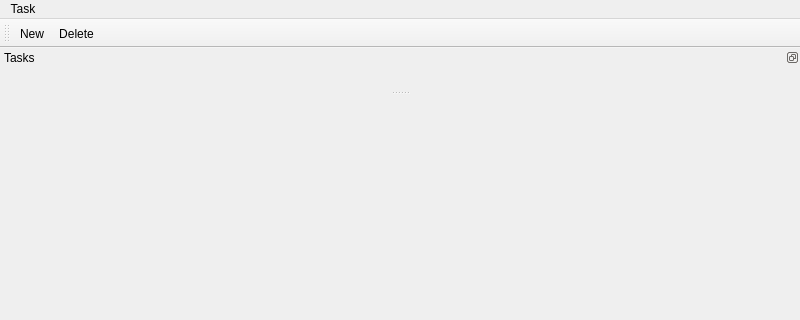
The window that qtMushi/qtMushi/taskmanagerwindow.ui (JWambaugh/mushi) describes before a commit, drawn with Qt 5; both pictures show x 0 to 800 and y 0 to 320 of the 800 by 600 pixel window.
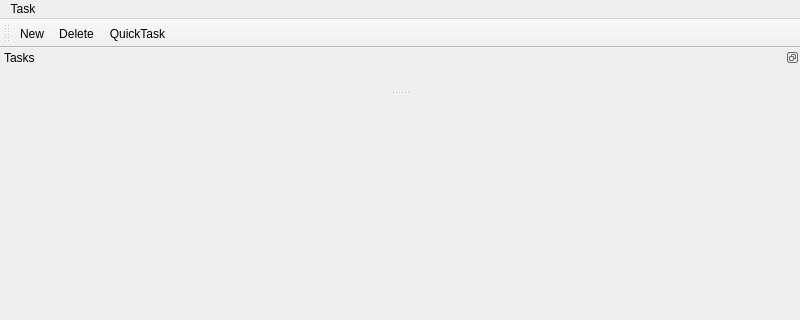
The same window after the commit.

Commit message:
Added default settings widget for quickTaskCreator
Also fixed a crash when hitting delete when there are no tasks selected.

What changed in the file:
```diff
--- a/qtMushi/qtMushi/taskmanagerwindow.ui
+++ b/qtMushi/qtMushi/taskmanagerwindow.ui
@@ -68,6 +68,7 @@
    </attribute>
    <addaction name="actionNew"/>
    <addaction name="actionDelete"/>
+   <addaction name="actionQuickTaskCreator"/>
   </widget>
   <action name="actionNew">
    <property name="text">
@@ -79,6 +80,14 @@
     <string>Delete</string>
    </property>
   </action>
+  <action name="actionQuickTaskCreator">
+   <property name="text">
+    <string>QuickTask</string>
+   </property>
+   <property name="toolTip">
+    <string>Quick Task</string>
+   </property>
+  </action>
  </widget>
  <resources/>
  <connections/>
```
The commit also changes 11 other files.
